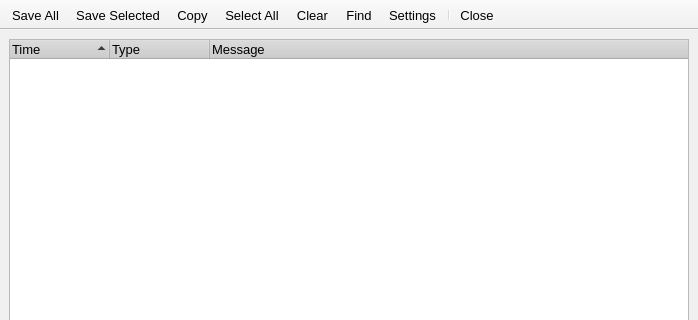
Above: src/gui/log/messagelog.ui from a-ilin/vidalia before the change; both pictures show x 0 to 698 and y 0 to 320 of the 698 by 625 pixel window. Below: the same form after it.
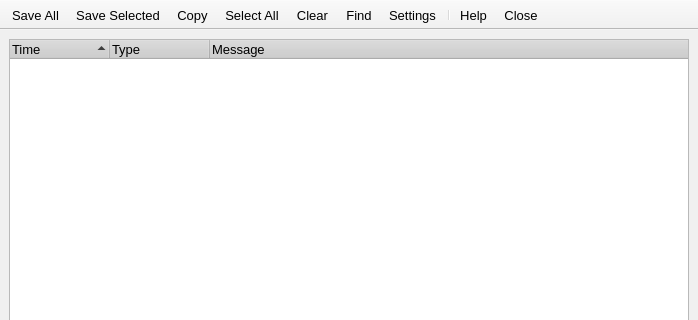
That is the form after the change. Icons and pictures are not drawn.

Commit message:
"I love the smell of svn commit in the morning." Helpify the message log.
svn:r598

Patch:
```diff
--- a/src/gui/log/messagelog.ui
+++ b/src/gui/log/messagelog.ui
@@ -697,6 +697,7 @@
    <addaction name="actionFind" />
    <addaction name="actionSettings" />
    <addaction name="separator" />
+   <addaction name="actionHelp" />
    <addaction name="actionClose" />
   </widget>
   <action name="actionMessage_Filters" >
@@ -899,6 +900,31 @@
     <string>Ctrl+T</string>
    </property>
   </action>
+  <action name="actionHelp" >
+   <property name="icon" >
+    <iconset resource="..\res\vidalia.qrc" >:/images/22x22/help-browser.png</iconset>
+   </property>
+   <property name="text" >
+    <string>Help</string>
+   </property>
+   <property name="statusTip" >
+    <string>Show the help browser</string>
+   </property>
+   <property name="font" >
+    <font>
+     <family>Arial</family>
+     <pointsize>10</pointsize>
+     <weight>50</weight>
+     <italic>false</italic>
+     <bold>false</bold>
+     <underline>false</underline>
+     <strikeout>false</strikeout>
+    </font>
+   </property>
+   <property name="shortcut" >
+    <string>Ctrl+H</string>
+   </property>
+  </action>
   <action name="actionClose" >
    <property name="icon" >
     <iconset resource="..\res\vidalia.qrc" >:/images/22x22/emblem-unreadable.png</iconset>
```
The commit also changes 2 other files.
